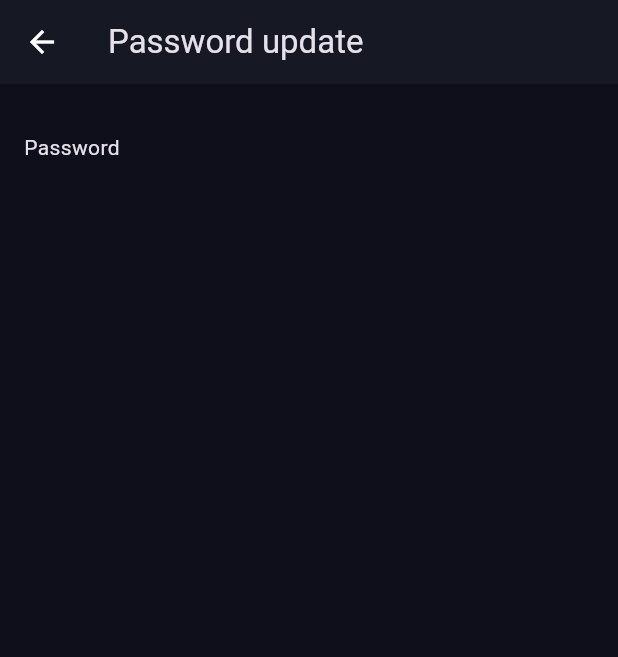
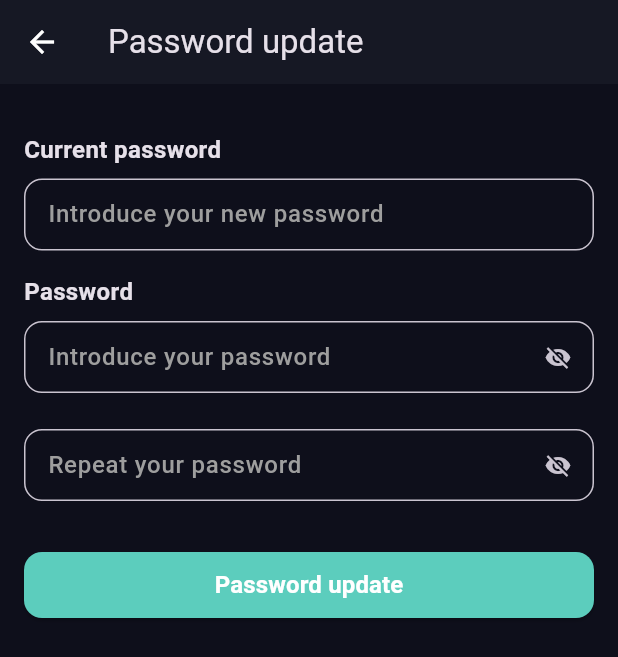
Before and after one commit to SergiPorti/app-studiogenesis, a Flutter app: the SettingsUpdatePassword screen opened by its route, on a phone screen of 412 x 824 dp. Shown: the top 657 px of the screen. Run offline on Flutter 3.47's test engine with Material 2 defaults, Android fonts, the phone set to English and light mode, and no system bars; our stand-ins replace animated_bottom_navigation_bar, cached_network_image, dartz, flutter_datetime_picker_plus, get_it, go_router and 1 more; accounts and stored records are empty; generated files the repository leaves out were written again; network calls fail.

Commit message:
Update Password

```diff
--- a/lib/domain/services/interfaces/auth/auth_manager.dart
+++ b/lib/domain/services/interfaces/auth/auth_manager.dart
@@ -7,7 +7,9 @@ class AuthManager with ChangeNotifier {
   AuthManager({bool isLoginOrRegister = true, bool isPasswordUpdate = false}) {
     if (isLoginOrRegister) {
       _init();
-    } else if(!isPasswordUpdate) {
+    } else if (isPasswordUpdate) {
+      _getPassword();
+    } else {
       _getUser();
     }
   }
@@ -28,6 +30,7 @@ class AuthManager with ChangeNotifier {
   String _lastname = "";
   String _birthDate = "";
   String _password = "";
+  String _passwordUpdateValidation = "";
 
   bool _errorPasswordLength = false;
   bool _emailError = false;
@@ -36,6 +39,7 @@ class AuthManager with ChangeNotifier {
   bool _errorLastname = false;
   bool _errorName = false;
   bool _errorBirthdate = false;
+  bool _errorPasswordIncorrect = false;
 
   AuthManagerState get currentState => _currentState;
 
@@ -46,6 +50,7 @@ class AuthManager with ChangeNotifier {
   String get password => _password;
 
   bool get errorPasswordLength => _errorPasswordLength;
+  bool get errorPasswordIncorrect => _errorPasswordIncorrect;
   bool get emailError => _emailError;
   bool get errorPasswordMatch => _errorPasswordMatch;
   bool get errorUsername => _errorUsername;
@@ -68,6 +73,12 @@ class AuthManager with ChangeNotifier {
     } else {
       _me();
     }
+  }
+
+  _getPassword() {
+    _getPasswordFromLocal();
+    _currentState = UpdatePasswordState();
+    notifyListeners();
   }
 
   _getUser() async {
@@ -99,7 +110,7 @@ class AuthManager with ChangeNotifier {
         (r) {
       _saveInformationInLocal(
           token: r.token, username: r.user.username, email: r.user.email);
-          _savePasswordInLocal();
+      _savePasswordInLocal();
       _currentState = UserVerifiedState(r.user);
     });
     notifyListeners();
@@ -164,6 +175,10 @@ class AuthManager with ChangeNotifier {
     _usernameToLoginOrRegister = value;
   }
 
+  onUpdatePasswordChanged(String value) {
+    _passwordUpdateValidation = value;
+  }
+
   _checkIfEmailIsValid() {
     return RegExp(
             r'^(([^<>()[\]\\.,;:\s@\"]+(\.[^<>()[\]\\.,;:\s@\"]+)*)|(\".+\"))@((\[[0-9]{1,3}\.[0-9]{1,3}\.[0-9]{1,3}\.[0-9]{1,3}\])|(([a-zA-Z\-0-9]+\.)+[a-zA-Z]{2,}))$')
@@ -176,7 +191,12 @@ class AuthManager with ChangeNotifier {
 
   onRegisterButtonPressed() async {
     _checkIfNameLastnameBirthdaterUsernameIsNullOrEmpty();
-    if (_errorName || _errorLastname || _errorUsername || _errorBirthdate) {
+    if (_errorName ||
+        _errorLastname ||
+        _errorUsername ||
+        _errorBirthdate ||
+        _errorPasswordLength ||
+        _errorPasswordMatch) {
       notifyListeners();
       return null;
     }
@@ -277,15 +297,48 @@ class AuthManager with ChangeNotifier {
     });
   }
 
+  updatePassword() async {
+    if (_checkUpdatePassword()) {
+      notifyListeners();
+      return null;
+    }
+
+    if (_errorPasswordLength || _errorPasswordMatch) {
+      notifyListeners();
+      return null;
+    }
+
+    final res = await authService.updatePassword(
+        password: _passwordToLoginOrRegister,
+        passwordVerified: _passwordToRegisterVerification);
+
+    res.fold(
+        (l) => _currentState =
+            ApiErrorState(message: l.message, serverError: l.extensionMessage),
+        (r) {
+      _savePasswordInLocal();
+      _currentState = UserVerifiedState(r);
+    });
+    notifyListeners();
+  }
+
   _savePasswordInLocal() async {
     SharedPreferences prefs = await SharedPreferences.getInstance();
     prefs.setString('password', _passwordToLoginOrRegister);
   }
 
-  getPasswordFromLocal() async {
+  _getPasswordFromLocal() async {
     SharedPreferences prefs = await SharedPreferences.getInstance();
     _password = prefs.getString('password')!;
-    notifyListeners();
+  }
+
+  _checkUpdatePassword() {
+    if (_password != _passwordUpdateValidation) {
+      _errorPasswordIncorrect = true;
+    } else {
+      _errorPasswordIncorrect = false;
+    }
+    return _errorPasswordIncorrect;
   }
 
   _saveInformationInLocal(
@@ -322,6 +375,8 @@ class AuthManager with ChangeNotifier {
 
 abstract class AuthManagerState {}
 
+class UpdatePasswordState extends AuthManagerState {}
+
 class LoadingState extends AuthManagerState {}
 
 class UserVerifiedState extends AuthManagerState {
--- a/lib/l10n/intl_ca.arb
+++ b/lib/l10n/intl_ca.arb
@@ -8,6 +8,8 @@
     "usernameOrEmail": "Nom d'usuari o email",
     "password": "Contrasenya",
     "enterPassword": "Introdueix la teva contrasenya",
+    "enterNewPassword": "Introdueix la teva nova contrasenya",
+    "currentPassword": "Contrasenya actual",
     "name": "Nomb",
     "namePlaceholder": "Escriu el teu nom",
     "lastname": "Cognom",
@@ -47,5 +49,6 @@
     "editPersonalInformation": "Editar informació personal",
     "security": "Seguretat",
     "passwordUpdate": "Restablir contrasenya",
-    "logout": "Tancar sessió"
+    "logout": "Tancar sessió",
+    "passwordIncorrect": "Contrasenya incorrecta"
 }
--- a/lib/l10n/intl_en.arb
+++ b/lib/l10n/intl_en.arb
@@ -8,6 +8,8 @@
     "usernameOrEmail": "Username or email",
     "password": "Password",
     "enterPassword": "Introduce your password",
+    "enterNewPassword": "Introduce your new password",
+    "currentPassword": "Current password",
     "name": "Name",
     "namePlaceholder": "Write your name",
     "lastname": "Lastname",
@@ -47,5 +49,6 @@
     "editPersonalInformation": "Edit personal information",
     "security": "Security",
     "passwordUpdate": "Password update",
-    "logout": "Logout"
+    "logout": "Logout",
+    "passwordIncorrect": "Incorrect password"
 }
--- a/lib/l10n/intl_es.arb
+++ b/lib/l10n/intl_es.arb
@@ -8,6 +8,8 @@
     "usernameOrEmail": "Nombre de usuario o email",
     "password": "Contraseña",
     "enterPassword": "Introduce tu contraseña",
+    "enterNewPassword": "Introduce tu nuevo contraseña",
+    "currentPassword": "Contraseña actual",
     "name": "Nombre",
     "namePlaceholder": "Escribe tu nombre",
     "lastname": "Apellido",
@@ -47,5 +49,6 @@
     "editPersonalInformation": "Editar información personal",
     "security": "Seguridad",
     "passwordUpdate": "Restablecer la contraseña",
-    "logout": "Cerrar sesión"
+    "logout": "Cerrar sesión",
+    "passwordIncorrect": "Contraseña incorrecta"
 }
--- a/lib/pages/settings/settings_update_password.dart
+++ b/lib/pages/settings/settings_update_password.dart
@@ -1,8 +1,16 @@
+import 'package:app_studiogenesis/di/locator.dart';
+import 'package:app_studiogenesis/domain/models/exception/failure.dart';
 import 'package:app_studiogenesis/domain/services/interfaces/auth/auth_manager.dart';
 import 'package:app_studiogenesis/generated/l10n.dart';
+import 'package:app_studiogenesis/navigation/navigation_handler.dart';
+import 'package:app_studiogenesis/pages/login/login_manager.dart';
 import 'package:app_studiogenesis/pages/widgets/appbar/app_bar_default.dart';
+import 'package:app_studiogenesis/pages/widgets/error/custom_error_widget.dart';
+import 'package:app_studiogenesis/pages/widgets/input_text.dart';
+import 'package:app_studiogenesis/pages/widgets/popup/default_popup.dart';
 import 'package:app_studiogenesis/pages/widgets/utils/app_colors.dart';
 import 'package:app_studiogenesis/pages/widgets/utils/app_dimensions.dart';
+import 'package:app_studiogenesis/pages/widgets/utils/main_button.dart';
 import 'package:flutter/material.dart';
 import 'package:provider/provider.dart';
 
@@ -14,18 +22,120 @@ class SettingsUpdatePassword extends StatelessWidget {
     return Scaffold(
       appBar: AppBarDefault(title: Text(S.of(context).passwordUpdate)),
       backgroundColor: AppColors.generalBackground,
-      body: ChangeNotifierProvider<AuthManager>(
-        create: (context) =>
-            AuthManager(isLoginOrRegister: false, isPasswordUpdate: true),
-        child: Consumer<AuthManager>(
-          builder: (context, manager, child) {
+      body: MultiProvider(
+        providers: [
+          ChangeNotifierProvider<AuthManager>(
+              create: (_) => AuthManager(
+                  isLoginOrRegister: false, isPasswordUpdate: true)),
+          ChangeNotifierProvider<LoginManager>(create: (_) => LoginManager())
+        ],
+        child: Consumer2<AuthManager, LoginManager>(
+          builder: (context, manager, loginManager, child) {
+            switch (manager.currentState.runtimeType) {
+              case LoadingState:
+                return const Center(child: CircularProgressIndicator());
+              case ApiErrorState:
+                final String message =
+                    (manager.currentState as ApiErrorState).message;
+                final String? extensionMessage =
+                    (manager.currentState as ApiErrorState).serverError;
+                return CustomErrorWidget(
+                    message: message,
+                    extensionMessage: extensionMessage,
+                    onButtonPressed: () =>
+                        locator<NavigationHandler>().goToHomePage(context));
+              case UserVerifiedState || UpdatePasswordState:
                 return SingleChildScrollView(
                     child: Padding(
                   padding: EdgeInsets.symmetric(
                       vertical: AppDimensions.extraLarge,
                       horizontal: AppDimensions.main),
-              child: Text('Password'),
+                  child: Column(
+                    children: [
+                      InputText(
+                        label: S.of(context).currentPassword,
+                        inputBackgroundColor: Colors.transparent,
+                        obscureText: true,
+                        inputBorderColor: AppColors.secondaryBackgroundLogin,
+                        errorText: manager.errorPasswordIncorrect
+                            ? S.of(context).passwordIncorrect
+                            : null,
+                        placeHolder: S.of(context).enterNewPassword,
+                        onChangedText: (value) =>
+                            manager.onUpdatePasswordChanged(value),
+                      ),
+                      SizedBox(height: AppDimensions.main),
+                      InputText(
+                        label: S.of(context).password,
+                        inputBackgroundColor: Colors.transparent,
+                        obscureText: !loginManager.seePasswordInput,
+                        inputBorderColor: AppColors.secondaryBackgroundLogin,
+                        errorText: manager.errorPasswordLength
+                            ? S.of(context).errorPasswordLength
+                            : null,
+                        sufixIcon: InkWell(
+                          onTap: () =>
+                              loginManager.onChangePasswordVisualisationInput(),
+                          child: loginManager.seePasswordInput
+                              ? const Icon(Icons.visibility)
+                              : const Icon(Icons.visibility_off),
+                        ),
+                        placeHolder: S.of(context).enterPassword,
+                        onChangedText: (value) =>
+                            manager.onPasswordChanged(value, true),
+                      ),
+                      SizedBox(
+                        height: AppDimensions.large,
+                      ),
+                      InputText(
+                        inputBackgroundColor: Colors.transparent,
+                        obscureText: !loginManager.seePasswordInput,
+                        inputBorderColor: AppColors.secondaryBackgroundLogin,
+                        sufixIcon: InkWell(
+                          onTap: () =>
+                              loginManager.onChangePasswordVisualisationInput(),
+                          child: loginManager.seePasswordInput
+                              ? const Icon(Icons.visibility)
+                              : const Icon(Icons.visibility_off),
+                        ),
+                        placeHolder: S.of(context).repeatPassword,
+                        errorText: manager.errorPasswordMatch
+                            ? S.of(context).errorValidatePassword
+                            : null,
+                        onChangedText: (value) =>
+                            manager.onVerifyPassword(value),
+                      ),
+                      SizedBox(height: AppDimensions.extraLarge),
+                      MainButton(
+                        color: AppColors.secondaryBackgroundLogin,
+                        expandWidth: true,
+                        textStyle: TextStyle(
+                            fontSize: AppDimensions.main,
+                            fontWeight: FontWeight.w600,
+                            color: Colors.white),
+                        text: S.of(context).passwordUpdate,
+                        onPressed: () async {
+                          FocusScope.of(context).unfocus();
+                          await manager.updatePassword().then((value) {
+                            if (value is! Failure) {
+                              defaultPopupAsync(context,
+                                  title: S.of(context).congratulations,
+                                  description: S.of(context).everithingWentWell,
+                                  mainButtonText: S.of(context).goBack,
+                                  mainbuttonPressed: () {
+                                Navigator.pop(context);
+                                Navigator.pop(context);
+                              });
+                            }
+                          });
+                        },
+                      )
+                    ],
+                  ),
                 ));
+              default:
+                return const Center(child: CircularProgressIndicator());
+            }
           },
         ),
       ),
--- a/lib/pages/ticket/creation/create_ticket_page.dart
+++ b/lib/pages/ticket/creation/create_ticket_page.dart
@@ -4,9 +4,9 @@ import 'package:app_studiogenesis/generated/l10n.dart';
 import 'package:app_studiogenesis/navigation/navigation_handler.dart';
 import 'package:app_studiogenesis/pages/language/language_manager.dart';
 import 'package:app_studiogenesis/pages/ticket/creation/create_ticket_manager.dart';
+import 'package:app_studiogenesis/pages/widgets/error/custom_error_widget.dart';
 import 'package:app_studiogenesis/pages/widgets/ticket/create_ticket_form.dart';
 import 'package:app_studiogenesis/pages/widgets/ticket/ticket_card.dart';
-import 'package:app_studiogenesis/pages/widgets/ticket/ticket_error_widget.dart';
 import 'package:app_studiogenesis/pages/widgets/utils/app_colors.dart';
 import 'package:app_studiogenesis/pages/widgets/utils/app_dimensions.dart';
 import 'package:app_studiogenesis/pages/widgets/utils/main_button.dart';
@@ -113,7 +113,7 @@ class _CreateTicketPageState extends State<CreateTicketPage> {
               final String? extensionMessage =
                   (manager.currentState as OnTicketErrorCreated)
                       .extensionMessage;
-              return TicketErrorWidget(
+              return CustomErrorWidget(
                   message: message,
                   extensionMessage: extensionMessage,
                   onButtonPressed: () {
--- a/lib/pages/ticket/edit/edit_ticket_page.dart
+++ b/lib/pages/ticket/edit/edit_ticket_page.dart
@@ -5,7 +5,7 @@ import 'package:app_studiogenesis/pages/ticket/edit/edit_ticket_manager.dart';
 import 'package:app_studiogenesis/pages/widgets/input_text.dart';
 import 'package:app_studiogenesis/pages/widgets/popup/default_popup.dart';
 import 'package:app_studiogenesis/pages/widgets/ticket/ticket_card.dart';
-import 'package:app_studiogenesis/pages/widgets/ticket/ticket_error_widget.dart';
+import 'package:app_studiogenesis/pages/widgets/error/custom_error_widget.dart';
 import 'package:app_studiogenesis/pages/widgets/utils/app_colors.dart';
 import 'package:app_studiogenesis/pages/widgets/utils/app_dimensions.dart';
 import 'package:app_studiogenesis/pages/widgets/utils/main_button.dart';
@@ -109,7 +109,7 @@ class EditTicketPage extends StatelessWidget {
                 (manager.currentState as OnErrorUpdate).message;
             final String? extensionMessage =
                 (manager.currentState as OnErrorUpdate).extensionMessage;
-            return TicketErrorWidget(
+            return CustomErrorWidget(
               message: message,
               extensionMessage: extensionMessage,
               onButtonPressed: () => Navigator.maybePop(context),
--- a/lib/pages/ticket/tickets_page.dart
+++ b/lib/pages/ticket/tickets_page.dart
@@ -1,9 +1,9 @@
 import 'package:app_studiogenesis/domain/models/ticket/ticket.dart';
+import 'package:app_studiogenesis/pages/language/language_manager.dart';
 import 'package:app_studiogenesis/pages/ticket/ticket_manager.dart';
-import 'package:app_studiogenesis/pages/language/language_manager.dart';
+import 'package:app_studiogenesis/pages/widgets/error/custom_error_widget.dart';
 import 'package:app_studiogenesis/pages/widgets/filter/search_tickets_widget.dart';
 import 'package:app_studiogenesis/pages/widgets/ticket/ticket_card.dart';
-import 'package:app_studiogenesis/pages/widgets/ticket/ticket_error_widget.dart';
 import 'package:app_studiogenesis/pages/widgets/utils/app_dimensions.dart';
 import 'package:flutter/material.dart';
 import 'package:provider/provider.dart';
@@ -31,7 +31,7 @@ class TicketsPage extends StatelessWidget {
               final String? extensionMessage =
                   (manager.currentState as OnErrorState).extensionMessage;
 
-              return TicketErrorWidget(
+              return CustomErrorWidget(
                 message: message,
                 extensionMessage: extensionMessage,
                 onButtonPressed: () => manager.getTickets(),
--- a/lib/pages/widgets/ticket/ticket_error_widget.dart
+++ b/lib/pages/widgets/error/custom_error_widget.dart
@@ -4,11 +4,11 @@ import 'package:app_studiogenesis/pages/widgets/utils/main_button.dart';
 import 'package:cached_network_image/cached_network_image.dart';
 import 'package:flutter/material.dart';
 
-class TicketErrorWidget extends StatelessWidget {
+class CustomErrorWidget extends StatelessWidget {
   final String message;
   final String? extensionMessage;
   final Function onButtonPressed;
-  const TicketErrorWidget(
+  const CustomErrorWidget(
       {required this.message,
       this.extensionMessage,
       required this.onButtonPressed,
```
Also changed, not shown: lib/generated/intl/messages_ca.dart, lib/generated/intl/messages_en.dart, lib/generated/intl/messages_es.dart, lib/generated/l10n.dart. Lines whose indentation alone changed are shown as unchanged.
